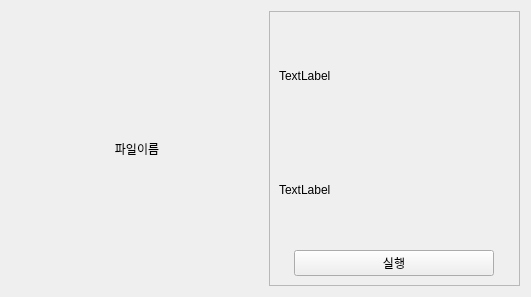
Above: gui/ui/fileinfo.ui from yenru0/tanswer before the change. Below: the same form after it.
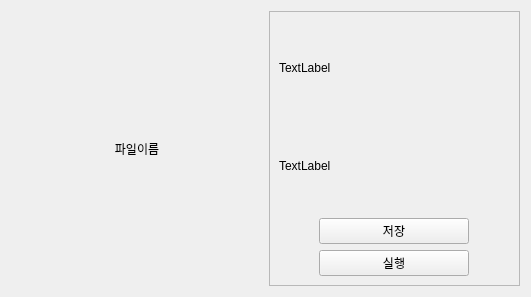
That is the form after the change.

```diff
--- a/gui/ui/fileinfo.ui
+++ b/gui/ui/fileinfo.ui
@@ -54,13 +54,32 @@
        <widget class="QPushButton" name="btn_info">
         <property name="minimumSize">
          <size>
-          <width>200</width>
+          <width>150</width>
           <height>0</height>
          </size>
         </property>
         <property name="maximumSize">
          <size>
-          <width>200</width>
+          <width>150</width>
+          <height>16777215</height>
+         </size>
+        </property>
+        <property name="text">
+         <string>저장</string>
+        </property>
+       </widget>
+      </item>
+      <item alignment="Qt::AlignHCenter">
+       <widget class="QPushButton" name="btn_execute">
+        <property name="minimumSize">
+         <size>
+          <width>150</width>
+          <height>0</height>
+         </size>
+        </property>
+        <property name="maximumSize">
+         <size>
+          <width>150</width>
           <height>16777215</height>
          </size>
         </property>
```
Left out of the diff: 2 changed lines with no effect on the pictures.
